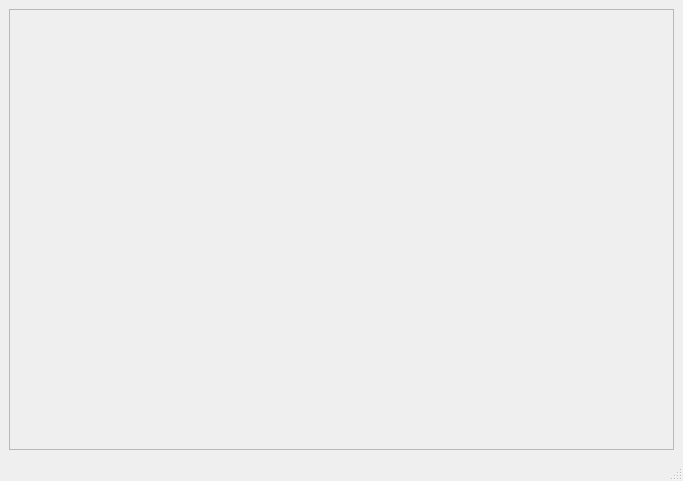
Qt form GSMaya/GUI/Windows/MainMayaWindow.ui (GeterosisStudio/GeterosisStudioProjectManager) before a commit.
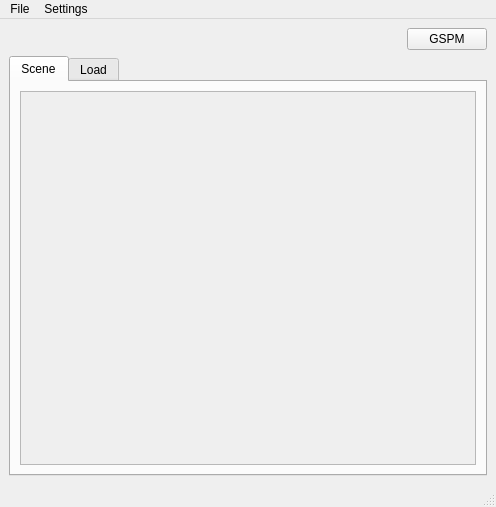
The same form after that commit.

Commit message: Generate main maya window from scene type

```diff
--- a/GSMaya/GUI/Windows/MainMayaWindow.ui
+++ b/GSMaya/GUI/Windows/MainMayaWindow.ui
@@ -6,30 +6,115 @@
    <rect>
     <x>0</x>
     <y>0</y>
-    <width>683</width>
-    <height>481</height>
+    <width>496</width>
+    <height>507</height>
    </rect>
   </property>
   <property name="windowTitle">
    <string>MainWindow</string>
   </property>
   <widget class="QWidget" name="central_widget_layout">
-   <layout class="QVBoxLayout" name="verticalLayout_2">
+   <layout class="QVBoxLayout" name="verticalLayout_4">
     <item>
-     <widget class="QScrollArea" name="main_scroll_area">
-      <property name="widgetResizable">
-       <bool>true</bool>
+     <layout class="QHBoxLayout" name="horizontalLayout_2">
+      <item>
+       <spacer name="horizontalSpacer">
+        <property name="orientation">
+         <enum>Qt::Horizontal</enum>
+        </property>
+        <property name="sizeHint" stdset="0">
+         <size>
+          <width>40</width>
+          <height>20</height>
+         </size>
+        </property>
+       </spacer>
+      </item>
+      <item>
+       <widget class="QPushButton" name="pushButton">
+        <property name="text">
+         <string>GSPM</string>
+        </property>
+       </widget>
+      </item>
+     </layout>
+    </item>
+    <item>
+     <widget class="QTabWidget" name="tabWidget">
+      <property name="currentIndex">
+       <number>0</number>
       </property>
-      <widget class="QWidget" name="main_scroll_area_layout">
-       <property name="geometry">
-        <rect>
-         <x>0</x>
-         <y>0</y>
-         <width>669</width>
-         <height>431</height>
-        </rect>
-       </property>
-       <layout class="QVBoxLayout" name="verticalLayout"/>
+      <widget class="QWidget" name="Scene">
+       <attribute name="title">
+        <string>Scene</string>
+       </attribute>
+       <layout class="QVBoxLayout" name="verticalLayout">
+        <item>
+         <widget class="QScrollArea" name="scene_area">
+          <property name="widgetResizable">
+           <bool>true</bool>
+          </property>
+          <widget class="QWidget" name="scene_area_widget">
+           <property name="geometry">
+            <rect>
+             <x>0</x>
+             <y>0</y>
+             <width>464</width>
+             <height>396</height>
+            </rect>
+           </property>
+           <layout class="QVBoxLayout" name="verticalLayout_3">
+            <item>
+             <layout class="QVBoxLayout" name="scene_area_layout" stretch="">
+              <property name="sizeConstraint">
+               <enum>QLayout::SetDefaultConstraint</enum>
+              </property>
+             </layout>
+            </item>
+            <item>
+             <spacer name="verticalSpacer">
+              <property name="orientation">
+               <enum>Qt::Vertical</enum>
+              </property>
+              <property name="sizeHint" stdset="0">
+               <size>
+                <width>20</width>
+                <height>40</height>
+               </size>
+              </property>
+             </spacer>
+            </item>
+           </layout>
+          </widget>
+         </widget>
+        </item>
+       </layout>
+      </widget>
+      <widget class="QWidget" name="Load">
+       <attribute name="title">
+        <string>Load</string>
+       </attribute>
+       <layout class="QVBoxLayout" name="verticalLayout_2">
+        <item>
+         <layout class="QHBoxLayout" name="horizontalLayout">
+          <item>
+           <widget class="QComboBox" name="comboBox"/>
+          </item>
+          <item>
+           <widget class="QLineEdit" name="lineEdit"/>
+          </item>
+         </layout>
+        </item>
+        <item>
+         <widget class="QTreeWidget" name="treeWidget">
+          <column>
+           <property name="text">
+            <string>1</string>
+           </property>
+          </column>
+         </widget>
+        </item>
+       </layout>
       </widget>
      </widget>
     </item>
@@ -40,10 +125,22 @@
     <rect>
      <x>0</x>
      <y>0</y>
-     <width>683</width>
+     <width>496</width>
      <height>18</height>
     </rect>
    </property>
+   <widget class="QMenu" name="menuFile">
+    <property name="title">
+     <string>File</string>
+    </property>
+   </widget>
+   <widget class="QMenu" name="menuSettings">
+    <property name="title">
+     <string>Settings</string>
+    </property>
+   </widget>
+   <addaction name="menuFile"/>
+   <addaction name="menuSettings"/>
   </widget>
   <widget class="QStatusBar" name="statusbar"/>
  </widget>
```
The commit also changes 12 other files.
